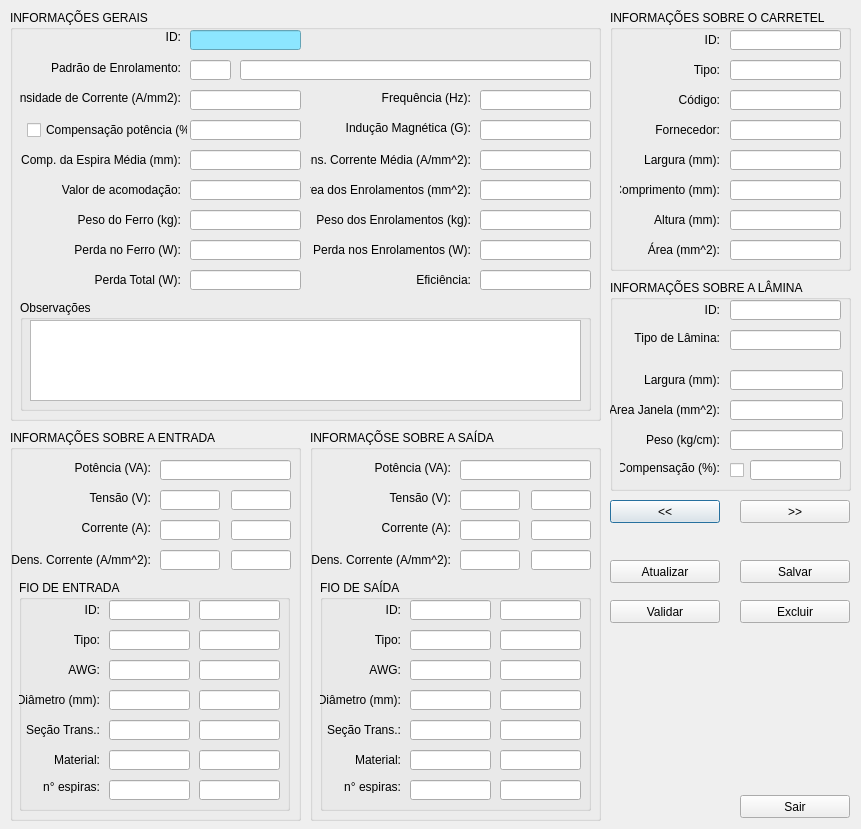
Before: the Qt Designer form windows/windowopen.ui in KyryIx/Helena, drawn with Qt 5.
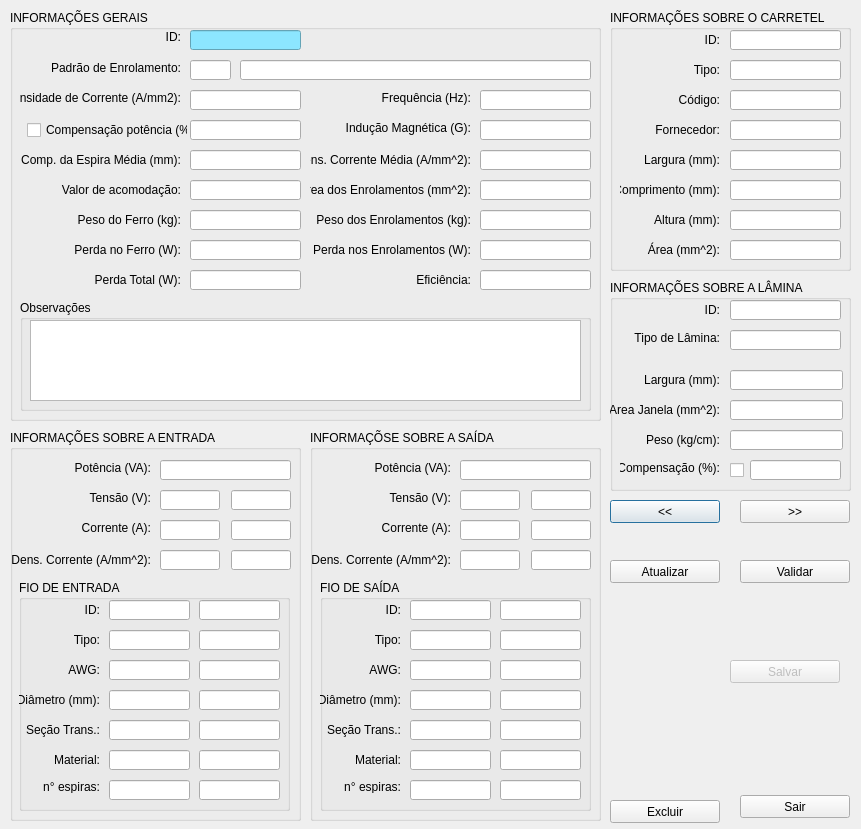
After: the same form once the commit is applied. Icons and pictures are not drawn.

Commit message: Modificacao do objeto transformer.h, e janelas new e open

Diff of the .ui file:
```diff
--- a/windows/windowopen.ui
+++ b/windows/windowopen.ui
@@ -2019,10 +2019,13 @@
    </property>
   </widget>
   <widget class="QPushButton" name="pushButton_saveAs">
+   <property name="enabled">
+    <bool>false</bool>
+   </property>
    <property name="geometry">
     <rect>
-     <x>740</x>
-     <y>560</y>
+     <x>730</x>
+     <y>660</y>
      <width>110</width>
      <height>23</height>
     </rect>
@@ -2034,8 +2037,8 @@
   <widget class="QPushButton" name="pushButton_delete">
    <property name="geometry">
     <rect>
-     <x>740</x>
-     <y>600</y>
+     <x>610</x>
+     <y>800</y>
      <width>110</width>
      <height>23</height>
     </rect>
@@ -2047,8 +2050,8 @@
   <widget class="QPushButton" name="pushButton_validate">
    <property name="geometry">
     <rect>
-     <x>610</x>
-     <y>600</y>
+     <x>740</x>
+     <y>560</y>
      <width>110</width>
      <height>23</height>
     </rect>
```
Left out of the diff: 2 changed lines with no effect on the pictures. The commit also changes 6 other files.
